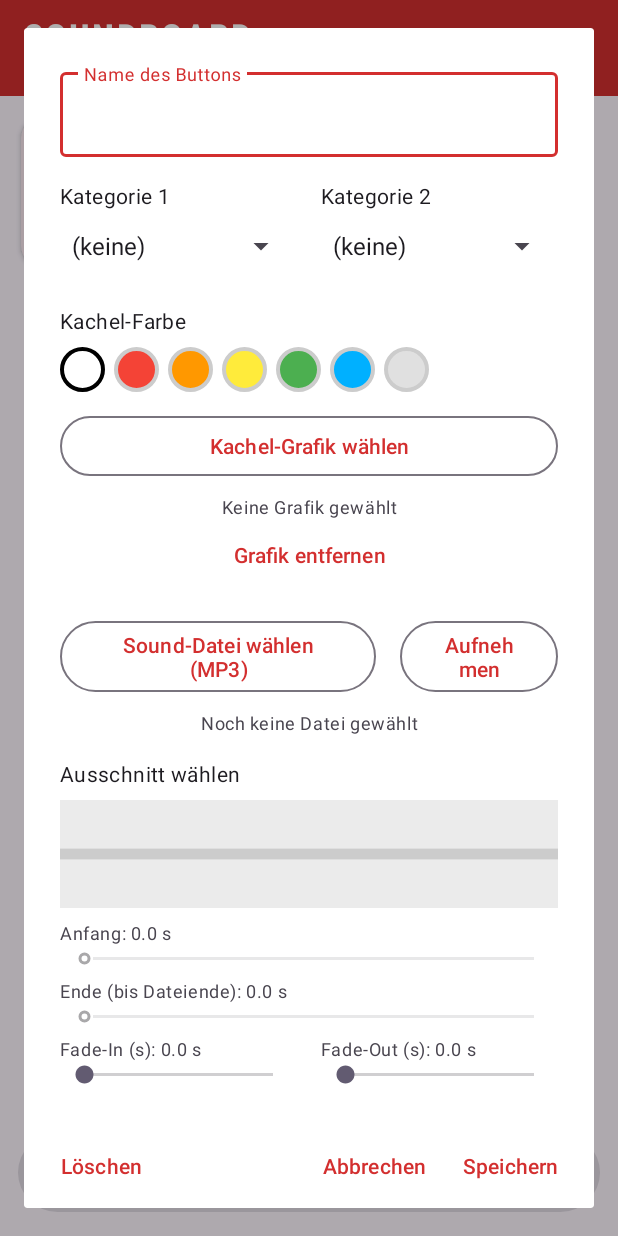
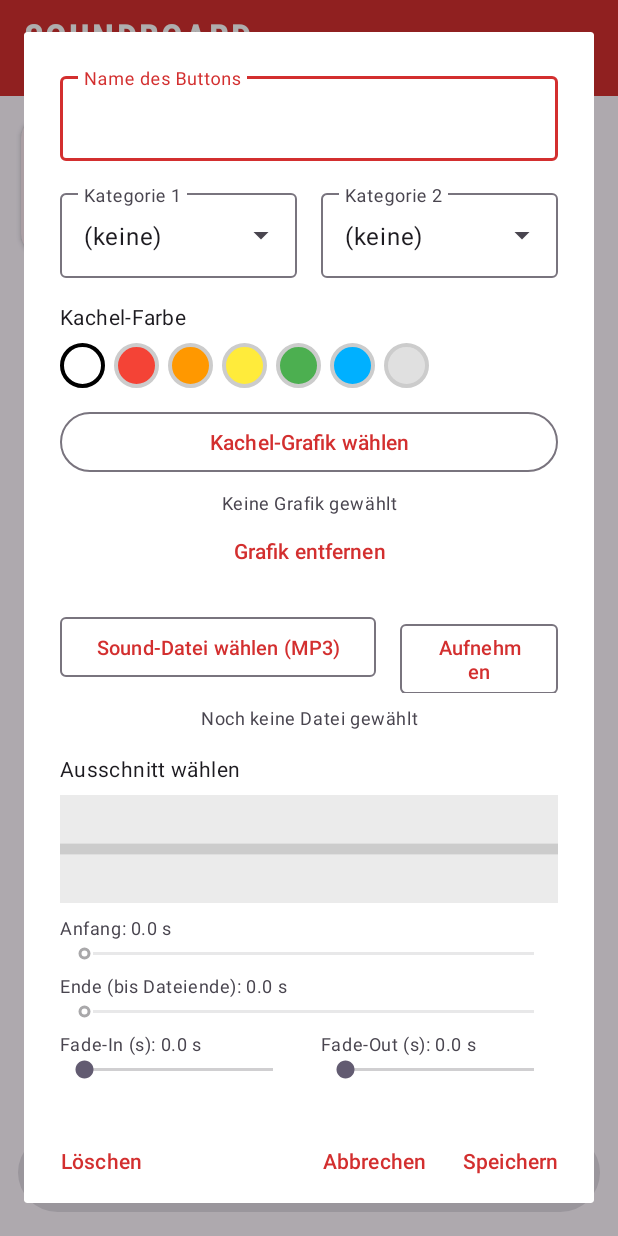
Before and after one commit to Thomas-Eichel/Soundboard, an Android app: the screen it shows after launch (MainActivity), after a tap on an icon or button, on a phone screen of 412 x 824 dp. Run offline under Robolectric (Android 15) with nearby library versions, the phone set to English and light mode, and no system bars; 1 other tap on this screen came first.

Commit message:
UI polish: dialog buttons (Kachel-Grafik/Sound-Datei/Aufnehmen) use angular outlined style matching the name field (4dp corners, 13sp red text); name field forced to OutlinedBox; category dropdowns converted to Material ExposedDropdownMenu (same outlined box); MediaProjection consent on Android 14+ forced to entire screen via MediaProjectionConfig.createConfigForDefaultDisplay(); tile line spacing tighter (0.85) and tile height 100dp -> 92dp
Co-authored-by: Thomas-Eichel <Thomas-Eichel@users.noreply.github.com>

```diff
--- a/app/src/main/java/com/example/soundboard/MainActivity.kt
+++ b/app/src/main/java/com/example/soundboard/MainActivity.kt
@@ -9,6 +9,7 @@ import android.content.IntentFilter
 import android.graphics.Color
 import android.graphics.drawable.GradientDrawable
 import android.media.MediaRecorder
+import android.media.projection.MediaProjectionConfig
 import android.media.projection.MediaProjectionManager
 import android.net.Uri
 import android.os.Build
@@ -26,7 +27,6 @@ import android.widget.ArrayAdapter
 import android.widget.EditText
 import android.widget.LinearLayout
 import android.widget.SeekBar
-import android.widget.Spinner
 import android.widget.Toast
 import java.io.File
 import java.util.Collections
@@ -42,6 +42,7 @@ import androidx.recyclerview.widget.ItemTouchHelper
 import androidx.recyclerview.widget.RecyclerView
 import com.example.soundboard.databinding.ActivityMainBinding
 import com.example.soundboard.databinding.DialogEditSoundBinding
+import com.google.android.material.textfield.MaterialAutoCompleteTextView
 
 class MainActivity : AppCompatActivity() {
 
@@ -115,7 +116,14 @@ class MainActivity : AppCompatActivity() {
                         }
                     } else {
                         val mgr = getSystemService(MediaProjectionManager::class.java)
-                        projectionLauncher.launch(mgr.createScreenCaptureIntent())
+                        val intent = if (Build.VERSION.SDK_INT >= 34) {
+                            mgr.createScreenCaptureIntent(
+                                MediaProjectionConfig.createConfigForDefaultDisplay()
+                            )
+                        } else {
+                            mgr.createScreenCaptureIntent()
+                        }
+                        projectionLauncher.launch(intent)
                     }
                 }
             }
@@ -805,15 +813,18 @@ class MainActivity : AppCompatActivity() {
         }
     }
 
-    private fun setupCategorySpinner(spinner: Spinner, options: List<String>, current: String?) {
-        spinner.adapter =
-            ArrayAdapter(this, android.R.layout.simple_spinner_dropdown_item, options)
+    private fun setupCategorySpinner(
+        view: MaterialAutoCompleteTextView,
+        options: List<String>,
+        current: String?
+    ) {
+        view.setAdapter(ArrayAdapter(this, android.R.layout.simple_spinner_dropdown_item, options))
         val idx = current?.let { options.indexOf(it) } ?: -1
-        spinner.setSelection(if (idx >= 0) idx else 0)
+        view.setText(options[if (idx >= 0) idx else 0], false)
     }
 
-    private fun selectedCategory(spinner: Spinner, options: List<String>): String? {
-        val pos = spinner.selectedItemPosition
+    private fun selectedCategory(view: MaterialAutoCompleteTextView, options: List<String>): String? {
+        val pos = options.indexOf(view.text.toString())
         return if (pos <= 0) null else options[pos]
     }
 
--- a/app/src/main/java/com/example/soundboard/SoundAdapter.kt
+++ b/app/src/main/java/com/example/soundboard/SoundAdapter.kt
@@ -129,7 +129,7 @@ class SoundAdapter(
     override fun getItemCount(): Int = items.size
 
     companion object {
-        private const val TILE_HEIGHT_DP = 100
+        private const val TILE_HEIGHT_DP = 92
         private const val HEADER_HEIGHT_DP = 32
     }
 }
--- a/app/src/main/res/layout/dialog_edit_sound.xml
+++ b/app/src/main/res/layout/dialog_edit_sound.xml
@@ -10,6 +10,7 @@
         android:padding="24dp">
 
         <com.google.android.material.textfield.TextInputLayout
+            style="@style/Widget.Material3.TextInputLayout.OutlinedBox"
             android:layout_width="match_parent"
             android:layout_height="wrap_content"
             android:hint="@string/name_hint">
@@ -34,16 +35,18 @@
                 android:layout_marginEnd="8dp"
                 android:orientation="vertical">
 
-                <TextView
+                <com.google.android.material.textfield.TextInputLayout
+                    style="@style/Widget.Material3.TextInputLayout.OutlinedBox.ExposedDropdownMenu"
                     android:layout_width="match_parent"
                     android:layout_height="wrap_content"
-                    android:text="@string/category1_label"
-                    android:textAppearance="?attr/textAppearanceBodyMedium" />
+                    android:hint="@string/category1_label">
 
-                <Spinner
-                    android:id="@+id/category1Spinner"
-                    android:layout_width="match_parent"
-                    android:layout_height="wrap_content" />
+                    <com.google.android.material.textfield.MaterialAutoCompleteTextView
+                        android:id="@+id/category1Spinner"
+                        android:layout_width="match_parent"
+                        android:layout_height="wrap_content"
+                        android:inputType="none" />
+                </com.google.android.material.textfield.TextInputLayout>
             </LinearLayout>
 
             <LinearLayout
@@ -53,16 +56,18 @@
                 android:layout_marginStart="8dp"
                 android:orientation="vertical">
 
-                <TextView
+                <com.google.android.material.textfield.TextInputLayout
+                    style="@style/Widget.Material3.TextInputLayout.OutlinedBox.ExposedDropdownMenu"
                     android:layout_width="match_parent"
                     android:layout_height="wrap_content"
-                    android:text="@string/category2_label"
-                    android:textAppearance="?attr/textAppearanceBodyMedium" />
+                    android:hint="@string/category2_label">
 
-                <Spinner
-                    android:id="@+id/category2Spinner"
-                    android:layout_width="match_parent"
-                    android:layout_height="wrap_content" />
+                    <com.google.android.material.textfield.MaterialAutoCompleteTextView
+                        android:id="@+id/category2Spinner"
+                        android:layout_width="match_parent"
+                        android:layout_height="wrap_content"
+                        android:inputType="none" />
+                </com.google.android.material.textfield.TextInputLayout>
             </LinearLayout>
         </LinearLayout>
 
@@ -118,7 +123,7 @@
 
             <Button
                 android:id="@+id/pickButton"
-                style="@style/Widget.Material3.Button.OutlinedButton"
+                style="@style/Widget.Soundboard.OutlinedButton"
                 android:layout_width="0dp"
                 android:layout_height="wrap_content"
                 android:layout_weight="2"
@@ -127,7 +132,7 @@
 
             <Button
                 android:id="@+id/recordButton"
-                style="@style/Widget.Material3.Button.OutlinedButton"
+                style="@style/Widget.Soundboard.OutlinedButton"
                 android:layout_width="0dp"
                 android:layout_height="wrap_content"
                 android:layout_weight="1"
--- a/app/src/main/res/layout/item_sound.xml
+++ b/app/src/main/res/layout/item_sound.xml
@@ -2,7 +2,7 @@
 <com.google.android.material.card.MaterialCardView xmlns:android="http://schemas.android.com/apk/res/android"
     xmlns:app="http://schemas.android.com/apk/res-auto"
     android:layout_width="match_parent"
-    android:layout_height="100dp"
+    android:layout_height="92dp"
     android:layout_margin="6dp"
     android:clickable="true"
     android:focusable="true"
@@ -43,6 +43,7 @@
                 android:layout_weight="1"
                 android:ellipsize="end"
                 android:gravity="center"
+                android:lineSpacingMultiplier="0.85"
                 android:maxLines="3"
                 android:textAppearance="?attr/textAppearanceTitleMedium" />
 
--- a/app/src/main/res/values/themes.xml
+++ b/app/src/main/res/values/themes.xml
@@ -13,4 +13,13 @@
         <item name="android:textColor">@android:color/white</item>
     </style>
 
+    <style name="Widget.Soundboard.OutlinedButton" parent="Widget.Material3.Button.OutlinedButton">
+        <item name="shapeAppearance">@style/ShapeAppearance.Soundboard.Angular</item>
+        <item name="android:textSize">13sp</item>
+    </style>
+
+    <style name="ShapeAppearance.Soundboard.Angular" parent="ShapeAppearance.Material3.Corner.ExtraSmall">
+        <item name="cornerSize">4dp</item>
+    </style>
+
 </resources>
```
